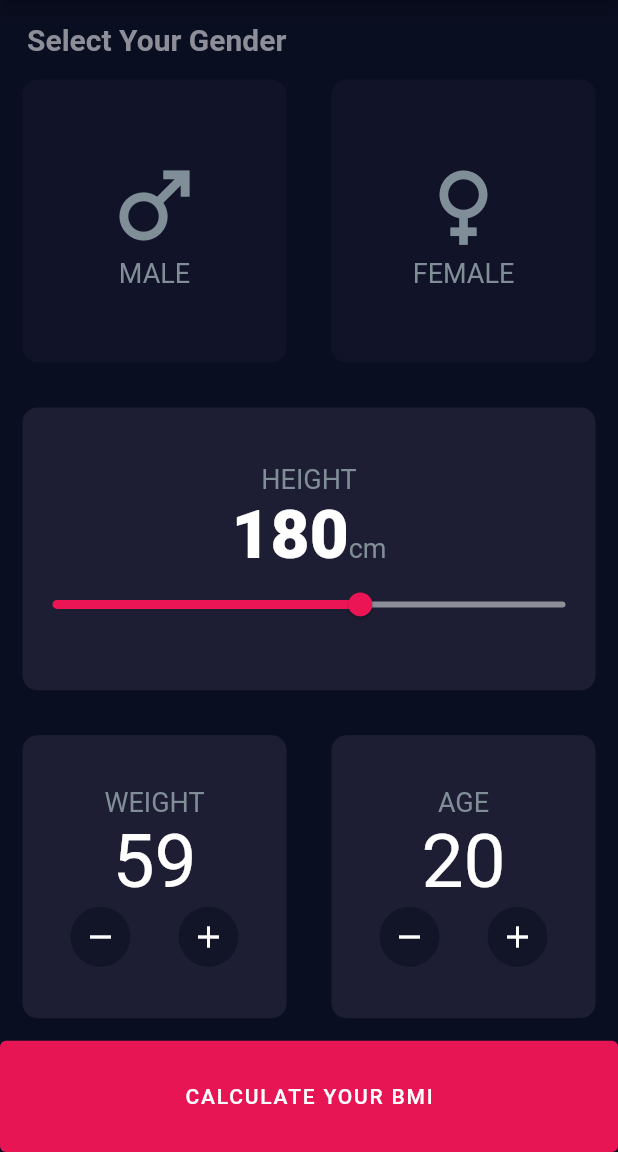
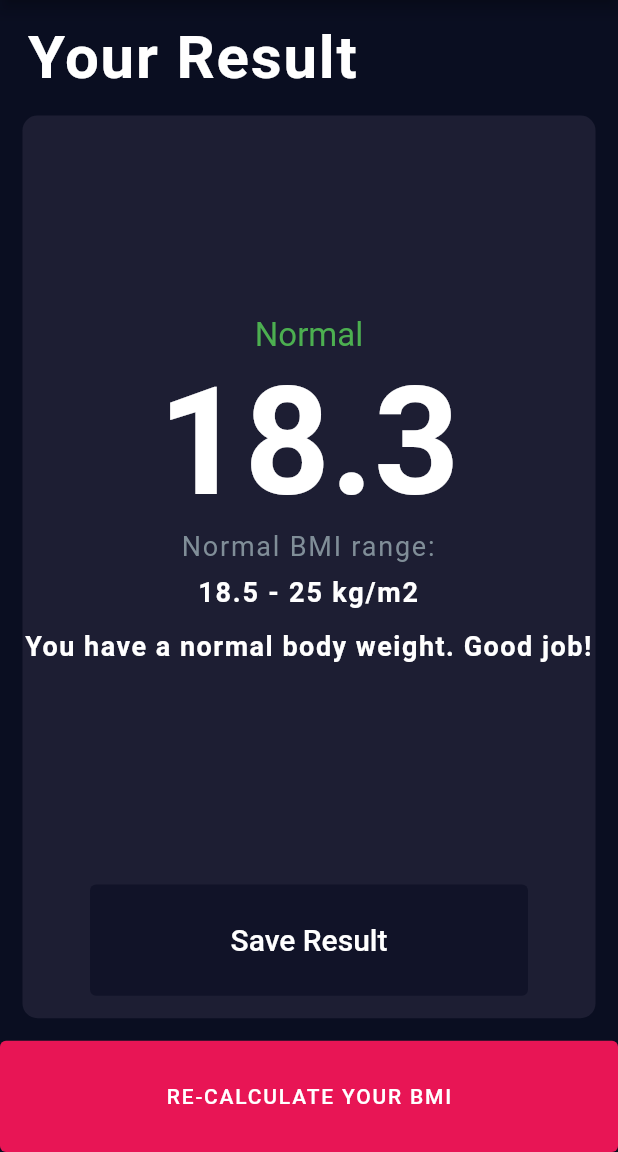
Before and after one commit to mdrabbihossen/BMI-calculator, a Flutter app: the screen it shows after launch, after a tap on "CALCULATE YOUR BMI", on a phone screen of 412 x 824 dp, the part 84-1236 px from its top. Run offline on Flutter 3.47's test engine with Material 2 defaults, Android fonts, the phone set to English and light mode, and no system bars.

Commit message:
refactor codes

```diff
--- a/lib/constants/widgets/custom_appBar.dart
+++ b/lib/constants/widgets/custom_appBar.dart
@@ -1,8 +1,8 @@
 import 'package:flutter/material.dart';
 
-AppBar appBar()=>AppBar(
-  title: Text('BMI CALCULATOR'),
-  centerTitle: true,
-  leading: Icon(Icons.menu_outlined),
-  backgroundColor: Color(0xff080c23),
-);
+AppBar get appBar => AppBar(
+      title: Text('BMI CALCULATOR'),
+      centerTitle: true,
+      leading: Icon(Icons.menu_outlined),
+      backgroundColor: Color(0xff080c23),
+    );
--- a/lib/views/home/widgets/custom_card.dart
+++ b/lib/constants/widgets/custom_card.dart
@@ -1,7 +1,6 @@
 import 'package:flutter/material.dart';
 
 Widget customCard({
-  required BuildContext context,
   required Widget child,
   required Color color,
   VoidCallback? onPressed,
--- a/lib/views/home/screens/home_screen.dart
+++ b/lib/views/home/screens/home_screen.dart
@@ -2,8 +2,9 @@ import 'package:bmi_calculator/constants/constants.dart';
 import 'package:bmi_calculator/constants/widgets/custom_appBar.dart';
 import 'package:bmi_calculator/constants/widgets/custom_button.dart';
 import 'package:bmi_calculator/views/home/widgets/add_remove_button.dart';
-import 'package:bmi_calculator/views/home/widgets/custom_card.dart';
+import 'package:bmi_calculator/constants/widgets/custom_card.dart';
 import 'package:bmi_calculator/views/home/widgets/icon_content.dart';
+import 'package:bmi_calculator/views/result/screens/result_screen.dart';
 import 'package:flutter/material.dart';
 
 enum Gender {
@@ -27,7 +28,7 @@ class _HomeScreenState extends State<HomeScreen> {
   @override
   Widget build(BuildContext context) {
     return Scaffold(
-      appBar: appBar(),
+      appBar: appBar,
       body: Column(
         crossAxisAlignment: CrossAxisAlignment.start,
         children: [
@@ -56,7 +57,7 @@ class _HomeScreenState extends State<HomeScreen> {
                     color: selectedGender == Gender.male
                         ? Constants().kActiveCardColor
                         : Constants().kInactiveCardColor,
-                    context: context,
+
                     child: iconContent(
                       icon: Icons.male,
                       textStyle: selectedGender == Gender.male
@@ -79,7 +80,7 @@ class _HomeScreenState extends State<HomeScreen> {
                     color: selectedGender == Gender.female
                         ? Constants().kActiveCardColor
                         : Constants().kInactiveCardColor,
-                    context: context,
+
                     child: iconContent(
                       icon: Icons.female,
                       iconColor: selectedGender == Gender.female
@@ -104,7 +105,7 @@ class _HomeScreenState extends State<HomeScreen> {
           Expanded(
             child: customCard(
               color: Constants().kActiveCardColor,
-              context: context,
+
               child: Column(
                 mainAxisAlignment: MainAxisAlignment.center,
                 children: [
@@ -154,7 +155,7 @@ class _HomeScreenState extends State<HomeScreen> {
                 Expanded(
                   child: customCard(
                     color: Constants().kActiveCardColor,
-                    context: context,
+
                     child: Column(
                       mainAxisAlignment: MainAxisAlignment.center,
                       children: [
@@ -196,7 +197,7 @@ class _HomeScreenState extends State<HomeScreen> {
                 Expanded(
                   child: customCard(
                     color: Constants().kActiveCardColor,
-                    context: context,
+
                     child: Column(
                       mainAxisAlignment: MainAxisAlignment.center,
                       children: [
@@ -241,7 +242,14 @@ class _HomeScreenState extends State<HomeScreen> {
           customButton(
             context: context,
             text: 'CALCULATE YOUR BMI',
-            onPressed: () {},
+            onPressed: () {
+              Navigator.push(
+                context,
+                MaterialPageRoute(
+                  builder: (context) => ResultScreen(),
+                ),
+              );
+            },
           ),
         ],
       ),
--- /dev/null
+++ b/lib/views/result/screens/result_screen.dart
@@ -0,0 +1,120 @@
+import 'package:bmi_calculator/constants/constants.dart';
+import 'package:bmi_calculator/constants/widgets/custom_appBar.dart';
+import 'package:bmi_calculator/constants/widgets/custom_button.dart';
+import 'package:bmi_calculator/constants/widgets/custom_card.dart';
+import 'package:flutter/material.dart';
+
+class ResultScreen extends StatelessWidget {
+  const ResultScreen({Key? key}) : super(key: key);
+
+  @override
+  Widget build(BuildContext context) {
+    return Scaffold(
+      appBar: appBar,
+      body: Column(
+        mainAxisAlignment: MainAxisAlignment.center,
+        crossAxisAlignment: CrossAxisAlignment.stretch,
+        children: [
+          Padding(
+            padding: const EdgeInsets.only(
+              left: 18.0,
+              top: 15,
+            ),
+            child: Text(
+              'Your Result',
+              style: TextStyle(
+                  fontSize: 40,
+                  fontWeight: FontWeight.bold,
+                  letterSpacing: 1.2),
+            ),
+          ),
+          // result card starts
+          Expanded(
+            child: customCard(
+              color: Constants().kActiveCardColor,
+              child: Column(
+                children: [
+                  Spacer(),
+                  Text(
+                    'Normal',
+                    textAlign: TextAlign.center,
+                    style: TextStyle(
+                      fontSize: 22,
+                      color: Colors.green,
+                    ),
+                  ),
+                  Text(
+                    '18.3',
+                    textAlign: TextAlign.center,
+                    style: TextStyle(
+                      fontSize: 100,
+                      fontWeight: FontWeight.bold,
+                    ),
+                  ),
+                  Text(
+                    'Normal BMI range:',
+                    textAlign: TextAlign.center,
+                    style: Constants()
+                        .kLabelTextStyle
+                        .copyWith(letterSpacing: 1.2),
+                  ),
+                  SizedBox(height: 10),
+                  Text(
+                    '18.5 - 25 kg/m2',
+                    textAlign: TextAlign.center,
+                    style: TextStyle(
+                      fontSize: 18,
+                      letterSpacing: 1.2,
+                      fontWeight: FontWeight.w600,
+                    ),
+                  ),
+                  SizedBox(height: 15),
+                  Text(
+                    'You have a normal body weight. Good job!',
+                    textAlign: TextAlign.center,
+                    style: TextStyle(
+                      fontSize: 18,
+                      letterSpacing: 1,
+                      fontWeight: FontWeight.w600,
+                    ),
+                  ),
+                  Spacer(),
+                  Padding(
+                    padding: const EdgeInsets.symmetric(
+                        horizontal: 45.0, vertical: 15),
+                    child: TextButton(
+                      onPressed: () {},
+                      child: Text(
+                        'Save Result',
+                        style: TextStyle(
+                          fontSize: 20,
+                        ),
+                      ),
+                      style: TextButton.styleFrom(
+                        primary: Colors.white,
+                        backgroundColor: Constants().kInactiveCardColor,
+                        minimumSize: Size(
+                          double.infinity,
+                          MediaQuery.of(context).size.height * 0.09,
+                        ),
+                      ),
+                    ),
+                  ),
+                ],
+              ),
+            ),
+          ),
+          // result card ends here
+          // re calculate button
+          customButton(
+            text: 'RE-CALCULATE YOUR BMI',
+            onPressed: () {
+              Navigator.pop(context);
+            },
+            context: context,
+          )
+        ],
+      ),
+    );
+  }
+}
```
